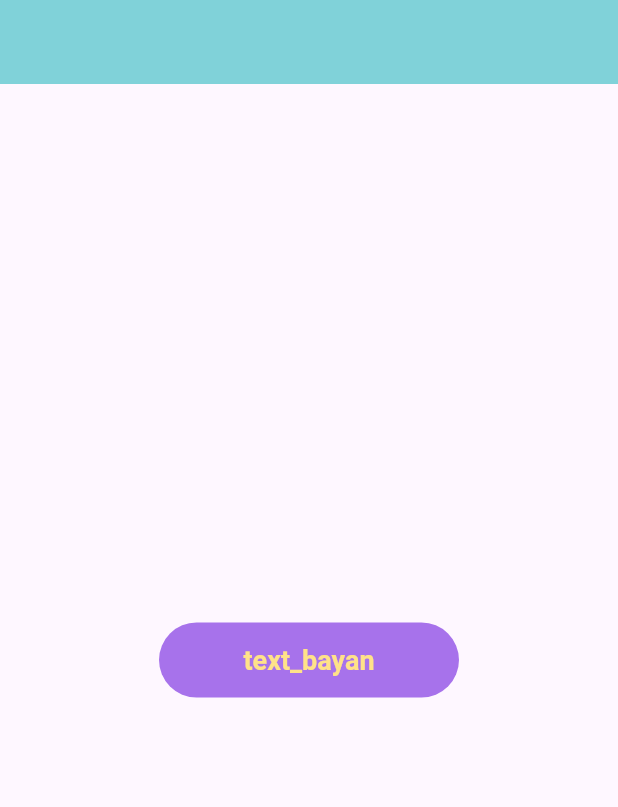
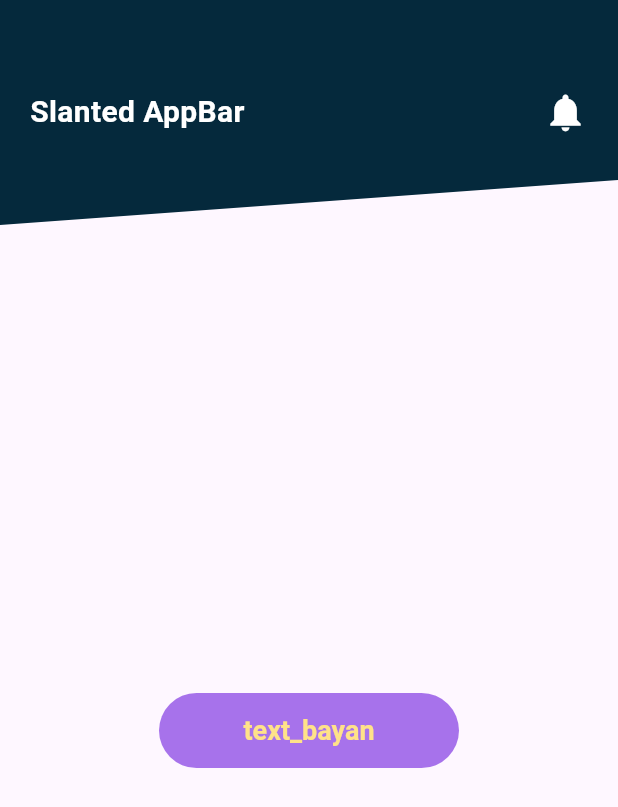
Before and after one commit to BayanDerbas/Real-Estate-Consulting-Support-System, a Flutter app: the screen it shows after launch, on a phone screen of 412 x 824 dp. Shown: the top 807 px of the screen. Run offline on Flutter 3.47's test engine with Material 3 defaults, Android fonts, the phone set to English and light mode, and no system bars; our stand-ins replace get, google_fonts; Roboto replaces fonts that are missing (Itim).

Commit message:
create CustomAppbar

```diff
--- a/lib/core/widgets/Custom_Appbar.dart
+++ b/lib/core/widgets/Custom_Appbar.dart
@@ -0,0 +1,70 @@
+import 'package:flutter/material.dart';
+import '../constants/Fonts.dart';
+import '../constants/colors.dart';
+
+class CustomAppbar extends StatelessWidget {
+  final String text;
+  final Color textColor;
+  final IconData icon;
+  final Color iconColor;
+  final Color appbarColor;
+
+  const CustomAppbar({
+    super.key,
+    required this.text,
+    this.textColor = colors.pureWhite,
+    required this.icon,
+    required this.iconColor,
+    this.appbarColor = colors.deepNavy,
+  });
+
+  @override
+  Widget build(BuildContext context) {
+    return ClipPath(
+      clipper: SlantedClipper(),
+      child: Container(
+        width: double.infinity,
+        height: 150,
+        color: appbarColor,
+        child: Padding(
+          padding: const EdgeInsets.symmetric(horizontal: 20),
+          child: Row(
+            mainAxisAlignment: MainAxisAlignment.spaceBetween,
+            children: [
+              Text(
+                text,
+                style: Fonts.itim.copyWith(
+                  color: textColor,
+                  fontSize: 20,
+                ),
+              ),
+              Icon(
+                icon,
+                color: iconColor,
+                size: 30,
+              ),
+            ],
+          ),
+        ),
+      ),
+    );
+  }
+}
+
+class SlantedClipper extends CustomClipper<Path> {
+  @override
+  Path getClip(Size size) {
+    final path = Path();
+    path.lineTo(0, 0);
+    path.lineTo(size.width, 0); // Top left
+    path.lineTo(size.width, size.height - 30); // Slanted point on the right
+    path.lineTo(0, size.height); // Bottom left
+    path.close();
+    return path;
+  }
+
+  @override
+  bool shouldReclip(CustomClipper<Path> oldClipper) {
+    return false;
+  }
+}
--- a/lib/core/widgets/Custom_Buttom.dart
+++ b/lib/core/widgets/Custom_Buttom.dart
@@ -2,6 +2,7 @@ import 'package:flutter/material.dart';
 import 'package:graduation_project/core/constants/Fonts.dart';
 
 class CustomButtom extends StatelessWidget {
+
   final String text;
   final VoidCallback? onPressed;
   final Color backgroundColor;
--- a/lib/features/home/presentation/pages/Home.dart
+++ b/lib/features/home/presentation/pages/Home.dart
@@ -1,15 +1,23 @@
 import 'package:flutter/material.dart';
 import 'package:graduation_project/core/widgets/Custom_Buttom.dart';
 import 'package:graduation_project/core/constants/colors.dart';
+
+import '../../../../core/widgets/Custom_Appbar.dart';
 class Home extends StatelessWidget {
   const Home({super.key});
 
   @override
   Widget build(BuildContext context) {
     return Scaffold(
-      appBar: AppBar(
-        backgroundColor: colors.aquaBlue,
+      appBar: PreferredSize(
+        preferredSize: Size.fromHeight(150),  // Height of the AppBar
+        child: CustomAppbar(
+          text: "Slanted AppBar",  // Text on the left side
+          icon: Icons.notifications,  // Icon on the right side
+          iconColor: Colors.white,  // Color of the icon
+        ),
       ),
+
       body: Center(
         child: CustomButtom(
             text:"text_bayan",
--- a/lib/main.dart
+++ b/lib/main.dart
@@ -13,6 +13,7 @@ class MyApp extends StatelessWidget {
   @override
   Widget build(BuildContext context) {
     return MaterialApp(
+      debugShowCheckedModeBanner: false,
       home: const Home(),
     );
   }
```
